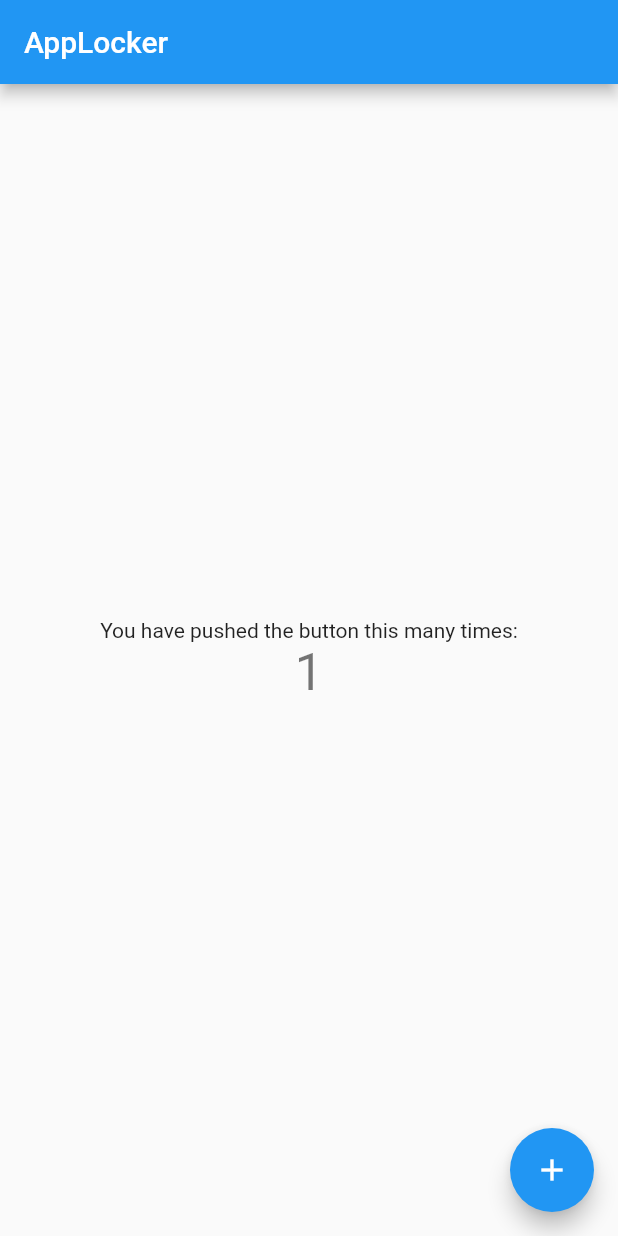
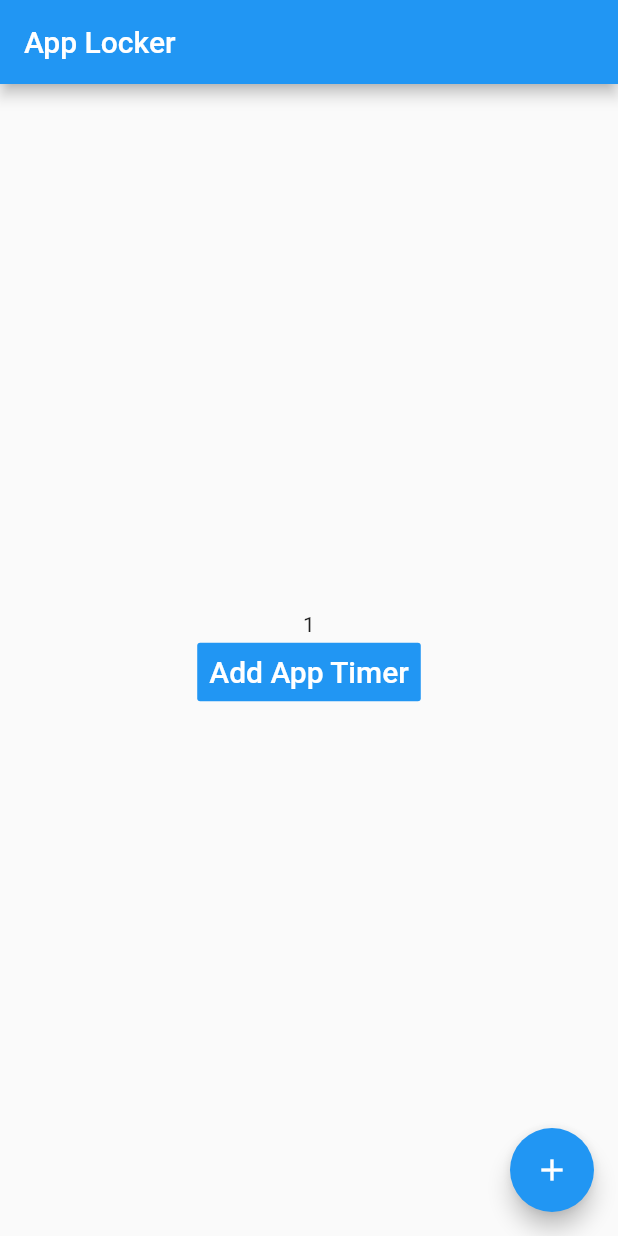
Before and after one commit to dalekatwork/app_lock, a Flutter app: the screen it shows after launch, after a tap on the "add" icon, on a phone screen of 412 x 824 dp. Run offline on Flutter 3.47's test engine with Material 2 defaults, Android fonts, the phone set to English and light mode, and no system bars.

Commit message:
Added new route for create app timer form

```diff
--- a/lib/main.dart
+++ b/lib/main.dart
@@ -1,4 +1,5 @@
 import 'package:flutter/material.dart';
+import 'package:app_lock/frontend/createTimerForm/form.dart';
 
 void main() {
   runApp(MyApp());
@@ -9,7 +10,7 @@ class MyApp extends StatelessWidget {
   @override
   Widget build(BuildContext context) {
     return MaterialApp(
-      title: 'Flutter Demo',
+      title: 'App Locker',
       theme: ThemeData(
         // This is the theme of your application.
         //
@@ -26,7 +27,7 @@ class MyApp extends StatelessWidget {
         // closer together (more dense) than on mobile platforms.
         visualDensity: VisualDensity.adaptivePlatformDensity,
       ),
-      home: const MyHomePage(title: 'AppLocker'),
+      home: const MyHomePage(title: 'App Locker'),
     );
   }
 }
@@ -50,16 +51,16 @@ class MyHomePage extends StatefulWidget {
 }
 
 class _MyHomePageState extends State<MyHomePage> {
-  int _counter = 0;
+  int _appTimerCounter = 0;
 
-  void _incrementCounter() {
+  void _createAppTimer() {
     setState(() {
       // This call to setState tells the Flutter framework that something has
       // changed in this State, which causes it to rerun the build method below
       // so that the display can reflect the updated values. If we changed
       // _counter without calling setState(), then the build method would not be
       // called again, and so nothing would appear to happen.
-      _counter++;
+      _appTimerCounter++;
     });
   }
 
@@ -71,13 +72,7 @@ class _MyHomePageState extends State<MyHomePage> {
     // The Flutter framework has been optimized to make rerunning build methods
     // fast, so that you can just rebuild anything that needs updating rather
     // than having to individually change instances of widgets.
-    return Scaffold(
-      appBar: AppBar(
-        // Here we take the value from the MyHomePage object that was created by
-        // the App.build method, and use it to set our appbar title.
-        title: Text(widget.title),
-      ),
-      body: Center(
+    final Center center = Center(
       // Center is a layout widget. It takes a single child and positions it
       // in the middle of the parent.
       child: Column(
@@ -97,18 +92,38 @@ class _MyHomePageState extends State<MyHomePage> {
         // horizontal).
         mainAxisAlignment: MainAxisAlignment.center,
         children: <Widget>[
-            const Text(
-              'You have pushed the button this many times:',
+          Text('$_appTimerCounter'),
+          FlatButton(
+            color: Colors.blue,
+            textColor: Colors.white,
+            disabledColor: Colors.grey,
+            disabledTextColor: Colors.black,
+            padding: const EdgeInsets.all(8.0),
+            splashColor: Colors.blueAccent,
+            // onPressed: _createAppTimer,
+            onPressed: () {
+              final MaterialPageRoute<void> materialPageRoute =
+                  MaterialPageRoute<void>(
+                      builder: (BuildContext context) => CreateTimerForm());
+              Navigator.push(context, materialPageRoute);
+            },
+            child: const Text(
+              'Add App Timer',
+              style: TextStyle(fontSize: 20.0),
             ),
-            Text(
-              '$_counter',
-              style: Theme.of(context).textTheme.headline4,
-            ),
+          )
         ],
       ),
+    );
+    return Scaffold(
+      appBar: AppBar(
+        // Here we take the value from the MyHomePage object that was created by
+        // the App.build method, and use it to set our appbar title.
+        title: Text(widget.title),
       ),
+      body: center,
       floatingActionButton: FloatingActionButton(
-        onPressed: _incrementCounter,
+        onPressed: _createAppTimer,
         tooltip: 'Increment',
         child: Icon(Icons.add),
       ), // This trailing comma makes auto-formatting nicer for build methods.
```
Also changed, not shown: lib/frontend/createTimerForm/form.dart (added, +20 -0 lines), 1 other file. Lines whose indentation alone changed are shown as unchanged.
